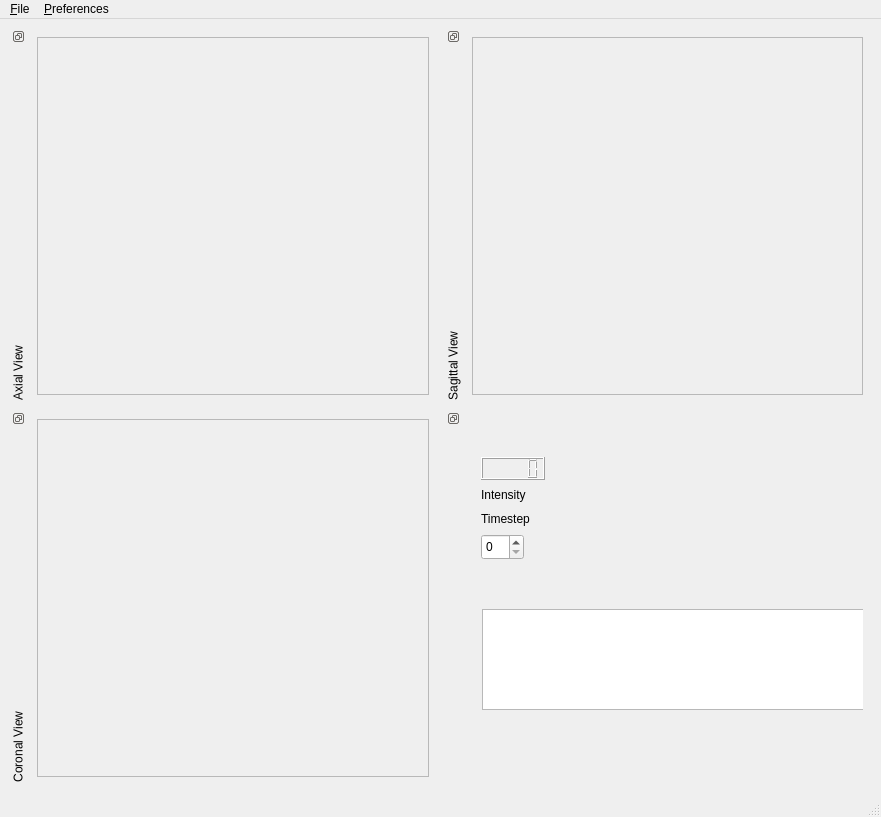
This is apps/isisViewer/forms/isisViewerMain.ui in isis-group/isis as Qt 5 draws it before an edit. The edited form follows.
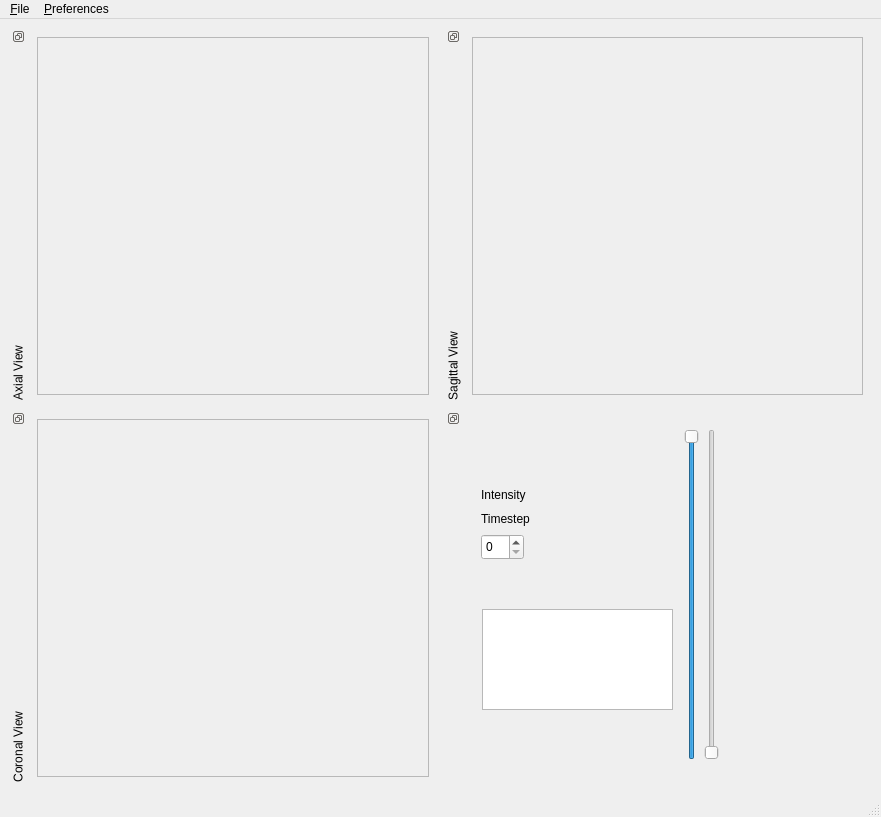
This is the edited form.

Commit message: we now have to slider to control the lower and upper threshold?

```diff
--- a/apps/isisViewer/forms/isisViewerMain.ui
+++ b/apps/isisViewer/forms/isisViewerMain.ui
@@ -114,16 +114,6 @@
        <layout class="QVBoxLayout" name="verticalLayout">
         <item>
          <widget class="QWidget" name="widget" native="true">
-          <widget class="QLCDNumber" name="pxlIntensityContainer">
-           <property name="geometry">
-            <rect>
-             <x>9</x>
-             <y>38</y>
-             <width>64</width>
-             <height>23</height>
-            </rect>
-           </property>
-          </widget>
           <widget class="QLabel" name="label">
            <property name="geometry">
             <rect>
@@ -152,7 +142,7 @@
             <rect>
              <x>10</x>
              <y>190</y>
-             <width>391</width>
+             <width>191</width>
              <height>101</height>
             </rect>
            </property>
@@ -176,6 +166,98 @@
             <string>Timestep</string>
            </property>
           </widget>
+          <widget class="QLabel" name="pxlIntensityContainer">
+           <property name="geometry">
+            <rect>
+             <x>10</x>
+             <y>10</y>
+             <width>231</width>
+             <height>20</height>
+            </rect>
+           </property>
+           <property name="text">
+            <string/>
+           </property>
+          </widget>
+          <widget class="QSlider" name="upperThreshold">
+           <property name="geometry">
+            <rect>
+             <x>210</x>
+             <y>10</y>
+             <width>19</width>
+             <height>331</height>
+            </rect>
+           </property>
+           <property name="maximum">
+            <number>999</number>
+           </property>
+           <property name="singleStep">
+            <number>1</number>
+           </property>
+           <property name="pageStep">
+            <number>10</number>
+           </property>
+           <property name="value">
+            <number>999</number>
+           </property>
+           <property name="orientation">
+            <enum>Qt::Vertical</enum>
+           </property>
+           <property name="invertedAppearance">
+            <bool>false</bool>
+           </property>
+           <property name="invertedControls">
+            <bool>false</bool>
+           </property>
+          </widget>
+          <widget class="QSlider" name="lowerThreshold">
+           <property name="geometry">
+            <rect>
+             <x>230</x>
+             <y>10</y>
+             <width>20</width>
+             <height>331</height>
+            </rect>
+           </property>
+           <property name="maximum">
+            <number>999</number>
+           </property>
+           <property name="pageStep">
+            <number>10</number>
+           </property>
+           <property name="tracking">
+            <bool>false</bool>
+           </property>
+           <property name="orientation">
+            <enum>Qt::Vertical</enum>
+           </property>
+          </widget>
+          <widget class="QLabel" name="maxLabel">
+           <property name="geometry">
+            <rect>
+             <x>250</x>
+             <y>8</y>
+             <width>91</width>
+             <height>20</height>
+            </rect>
+           </property>
+           <property name="text">
+            <string/>
+           </property>
+          </widget>
+          <widget class="QLabel" name="minLabel">
+           <property name="geometry">
+            <rect>
+             <x>250</x>
+             <y>320</y>
+             <width>91</width>
+             <height>18</height>
+            </rect>
+           </property>
+           <property name="text">
+            <string/>
+           </property>
+          </widget>
          </widget>
         </item>
        </layout>
```
The commit also changes 6 other files.
